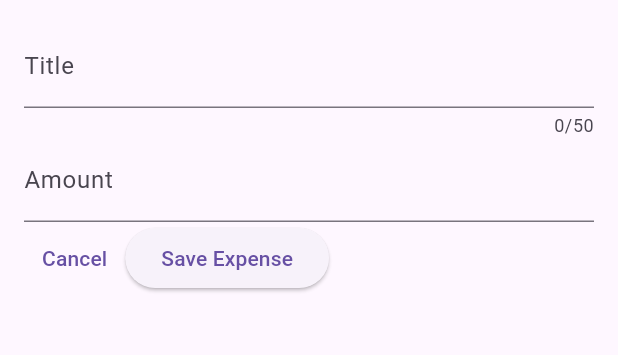
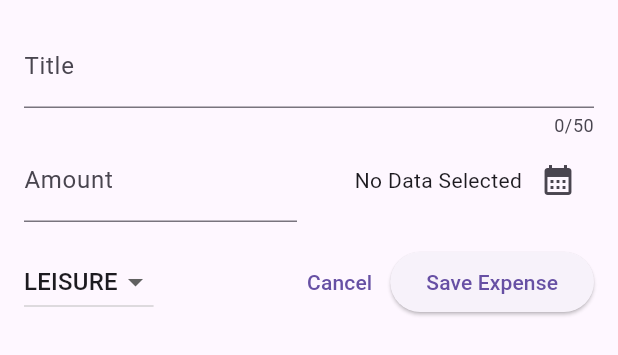
Before and after one commit to dennysihol/expense_tracker, a Flutter app: the NewExpense widget shown alone on an empty page, opened directly, on a phone screen of 412 x 824 dp. Shown: the top 355 px of the screen. Run offline on Flutter 3.47's test engine with Material 3 defaults, Android fonts, the phone set to English and light mode, and no system bars.

Commit message:
form add new expense 90%

```diff
--- a/lib/widgets/new_expense.dart
+++ b/lib/widgets/new_expense.dart
@@ -1,4 +1,5 @@
 import 'package:flutter/material.dart';
+import 'package:expense_tracker/models/expense.dart';
 
 class NewExpense extends StatefulWidget {
   const NewExpense({super.key});
@@ -12,12 +13,29 @@ class NewExpense extends StatefulWidget {
 class _NewExpenseState extends State<NewExpense> {
   final _titleController = TextEditingController();
   final _amountController = TextEditingController();
+  DateTime? _selectedDate;
+  Category _selectedCategory = Category.leisure;
 
   @override
   void dispose() {
     _titleController.dispose();
     _amountController.dispose();
     super.dispose();
+  }
+
+  void _presentDatePicker() async {
+    var now = DateTime.now();
+    var firstDate = DateTime(now.year - 1, now.month, now.day);
+    final pickedDate = await showDatePicker(
+      context: context,
+      initialDate: now,
+      firstDate: firstDate,
+      lastDate: now,
+    );
+
+    setState(() {
+      _selectedDate = pickedDate;
+    });
   }
 
   @override
@@ -35,7 +53,10 @@ class _NewExpenseState extends State<NewExpense> {
               ),
             ),
           ),
-          TextField(
+          Row(
+            children: [
+              Expanded(
+                child: TextField(
                   controller: _amountController,
                   keyboardType: TextInputType.number,
                   decoration: const InputDecoration(
@@ -45,8 +66,56 @@ class _NewExpenseState extends State<NewExpense> {
                     ),
                   ),
                 ),
+              ),
+              const SizedBox(
+                width: 16,
+              ),
+              Expanded(
+                child: Row(
+                  crossAxisAlignment: CrossAxisAlignment.center,
+                  mainAxisAlignment: MainAxisAlignment.end,
+                  children: [
+                    Text(
+                      _selectedDate == null
+                          ? 'No Data Selected'
+                          : formatter.format(_selectedDate!),
+                    ),
+                    IconButton(
+                      onPressed: _presentDatePicker,
+                      icon: const Icon(
+                        Icons.calendar_month,
+                      ),
+                    )
+                  ],
+                ),
+              )
+            ],
+          ),
+          const SizedBox(
+            height: 16,
+          ),
           Row(
             children: [
+              DropdownButton(
+                value: _selectedCategory,
+                items: Category.values
+                    .map(
+                      (category) => DropdownMenuItem(
+                        value: category,
+                        child: Text(category.name.toUpperCase()),
+                      ),
+                    )
+                    .toList(),
+                onChanged: (value) {
+                  if (value == null) {
+                    return;
+                  }
+                  setState(() {
+                    _selectedCategory = value;
+                  });
+                },
+              ),
+              const Spacer(),
               TextButton(
                 onPressed: () {
                   Navigator.pop(context);
```
Lines whose indentation alone changed are shown as unchanged.
